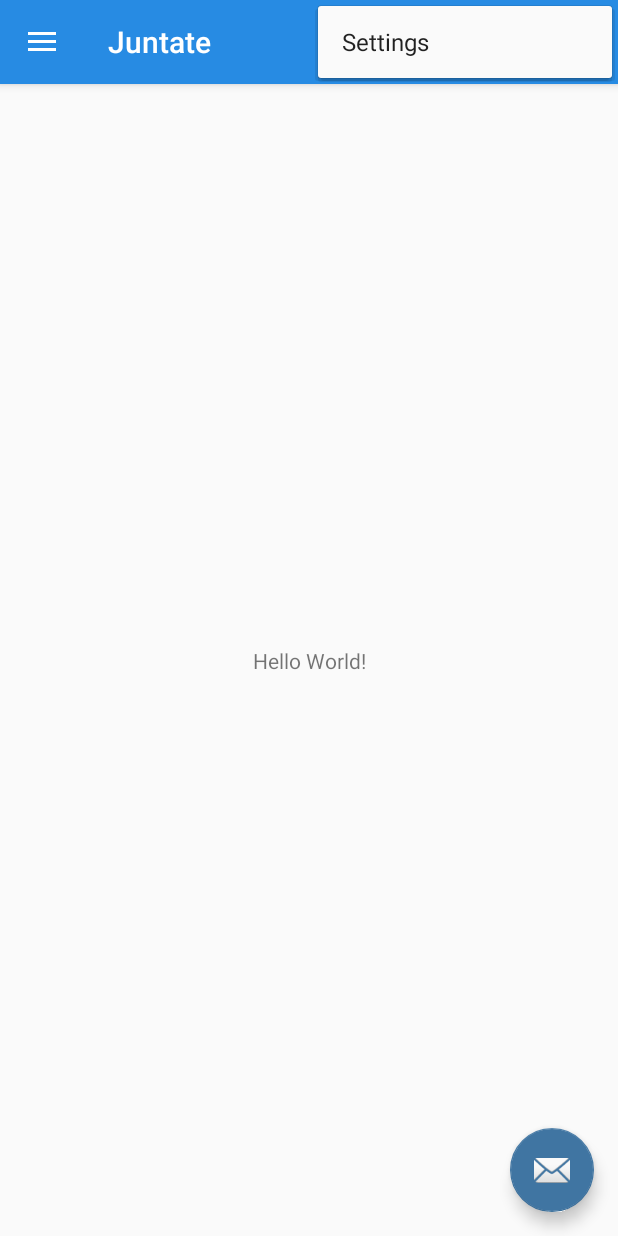
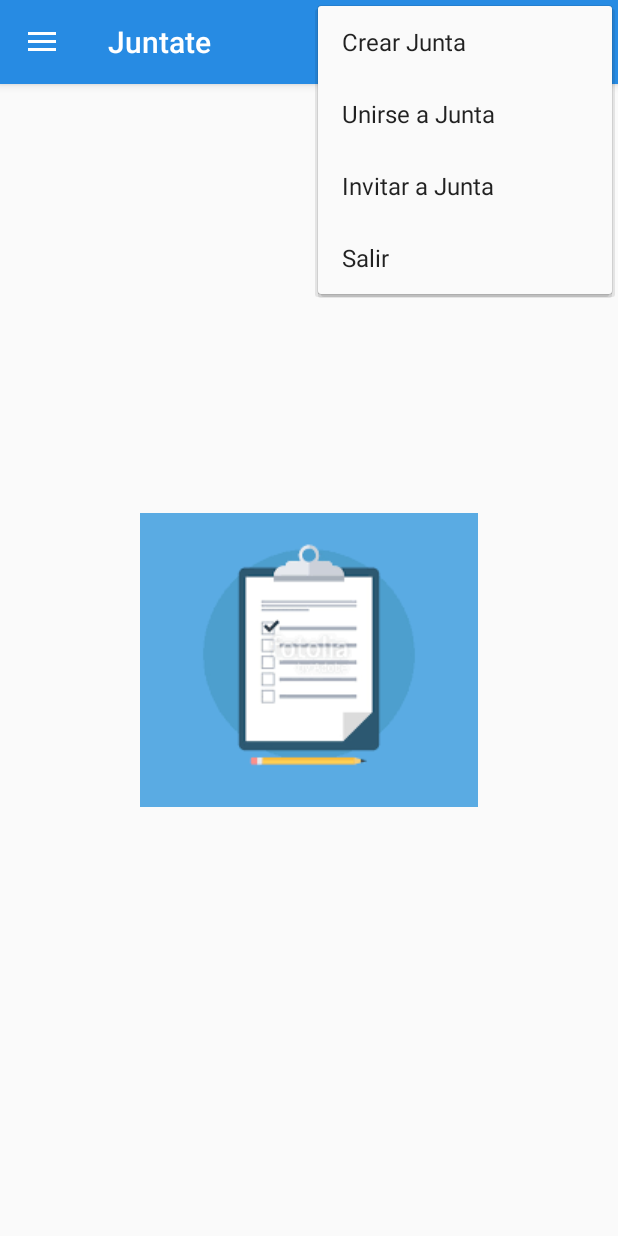
Before and after one commit to scyrizales/juntate, an Android app: the MainActivity screen opened directly, with no data from a screen before it, with the options menu open, on a phone screen of 412 x 824 dp. Run offline under Robolectric (Android 15) with nearby library versions, the phone set to English and light mode, and no system bars; 2 statements that could not run were skipped.

Commit message:
Subiendo Pantallas

```diff
--- a/app/app/src/main/java/com/jdk/jonnathan/juntateapp/MainActivity.java
+++ b/app/app/src/main/java/com/jdk/jonnathan/juntateapp/MainActivity.java
@@ -55,7 +55,7 @@ public class MainActivity extends AppCompatActivity
 
             profile = (Profile) bundle.getSerializable("profile");
 
-            textViewUsername.setText(profile.toString());
+            textViewUsername.setText(profile.getNombre());
             textViewEmail.setText(profile.getEmail());
         }
     }
--- a/app/app/src/main/res/layout/app_bar_main.xml
+++ b/app/app/src/main/res/layout/app_bar_main.xml
@@ -22,12 +22,4 @@
 
     <include layout="@layout/content_main" />
 
-    <android.support.design.widget.FloatingActionButton
-        android:id="@+id/fab"
-        android:layout_width="wrap_content"
-        android:layout_height="wrap_content"
-        android:layout_gravity="bottom|end"
-        android:layout_margin="@dimen/fab_margin"
-        app:srcCompat="@android:drawable/ic_dialog_email" />
-
 </android.support.design.widget.CoordinatorLayout>
--- a/app/app/src/main/res/layout/content_main.xml
+++ b/app/app/src/main/res/layout/content_main.xml
@@ -1,20 +1,17 @@
-<?xml version="1.0" encoding="utf-8"?>
-<android.support.constraint.ConstraintLayout xmlns:android="http://schemas.android.com/apk/res/android"
+<RelativeLayout xmlns:android="http://schemas.android.com/apk/res/android"
     xmlns:app="http://schemas.android.com/apk/res-auto"
     xmlns:tools="http://schemas.android.com/tools"
     android:layout_width="match_parent"
     android:layout_height="match_parent"
     app:layout_behavior="@string/appbar_scrolling_view_behavior"
-    tools:context="com.jdk.jonnathan.juntateapp.MainActivity"
+    tools:context="MainActivity"
     tools:showIn="@layout/app_bar_main">
 
-    <TextView
+    <ImageView
+        android:id="@+id/ivMain"
+        android:layout_centerInParent="true"
+        android:src="@drawable/format_icon5"
         android:layout_width="wrap_content"
-        android:layout_height="wrap_content"
-        android:text="Hello World!"
-        app:layout_constraintBottom_toBottomOf="parent"
-        app:layout_constraintLeft_toLeftOf="parent"
-        app:layout_constraintRight_toRightOf="parent"
-        app:layout_constraintTop_toTopOf="parent" />
+        android:layout_height="wrap_content" />
 
-</android.support.constraint.ConstraintLayout>
+</RelativeLayout>
--- a/app/app/src/main/res/menu/activity_main_drawer.xml
+++ b/app/app/src/main/res/menu/activity_main_drawer.xml
@@ -27,7 +27,7 @@
             <item
                 android:id="@+id/nav_share"
                 android:icon="@drawable/ic_menu_share"
-                android:title="Administrar Miembros de Junta" />
+                android:title="Miembros de Junta" />
             <item
                 android:id="@+id/nav_send"
                 android:icon="@drawable/ic_menu_send"
--- a/app/app/src/main/res/menu/main.xml
+++ b/app/app/src/main/res/menu/main.xml
@@ -1,9 +1,28 @@
 <?xml version="1.0" encoding="utf-8"?>
 <menu xmlns:android="http://schemas.android.com/apk/res/android"
     xmlns:app="http://schemas.android.com/apk/res-auto">
+
     <item
-        android:id="@+id/action_settings"
+        android:id="@+id/action_crear"
         android:orderInCategory="100"
-        android:title="@string/action_settings"
+        android:title="Crear Junta"
+        app:showAsAction="never" />
+
+    <item
+        android:id="@+id/action_unirse"
+        android:orderInCategory="103"
+        android:title="Unirse a Junta"
+        app:showAsAction="never" />
+
+    <item
+        android:id="@+id/action_invitar"
+        android:orderInCategory="103"
+        android:title="Invitar a Junta"
+        app:showAsAction="never" />
+
+    <item
+        android:id="@+id/action_cerrar"
+        android:orderInCategory="109"
+        android:title="Salir"
         app:showAsAction="never" />
 </menu>
```
Also changed, not shown: app/app/src/main/res/drawable/format_icon5.png (added).
